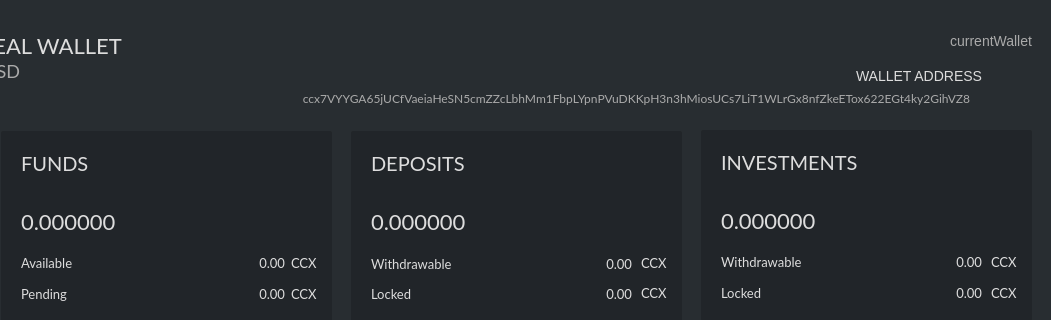
Before: the Qt Designer form src/gui/ui/overviewframe.ui in ConcealNetwork/conceal-desktop, drawn with Qt 5; both pictures show x 219 to 1270 and y 0 to 320 of the 1270 by 700 pixel window.
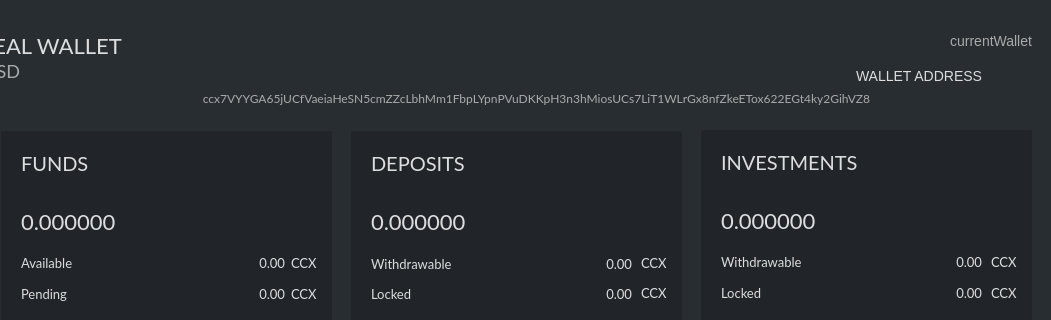
After: the same form once the commit is applied. Icons and pictures are not drawn.

Commit message: increase address width

Diff of the .ui file:
```diff
--- a/src/gui/ui/overviewframe.ui
+++ b/src/gui/ui/overviewframe.ui
@@ -1952,9 +1952,9 @@
      <widget class="QLabel" name="label_3">
       <property name="geometry">
        <rect>
-        <x>1070</x>
+        <x>1010</x>
         <y>60</y>
-        <width>131</width>
+        <width>191</width>
         <height>31</height>
        </rect>
       </property>
@@ -1976,9 +1976,9 @@
      <widget class="QPushButton" name="m_copyAddressButton">
       <property name="geometry">
        <rect>
-        <x>510</x>
+        <x>310</x>
         <y>90</y>
-        <width>691</width>
+        <width>891</width>
         <height>16</height>
        </rect>
       </property>
```
